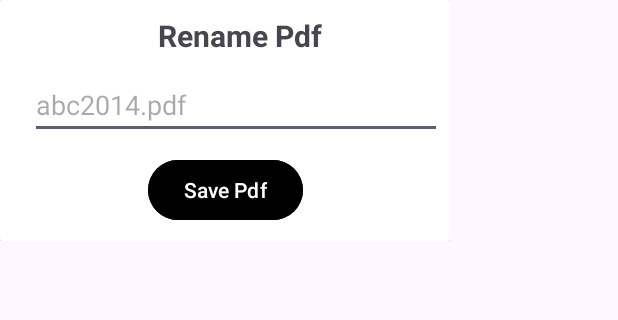
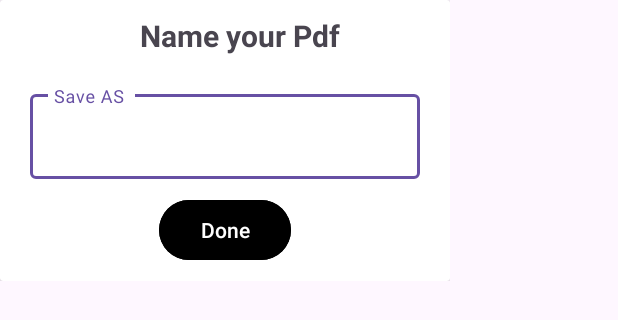
Before and after one commit to Rahulbitcot/Learning_App, an Android app: the layout custom_pdf_name.xml on its own in the app's theme, with its tools: preview values and no code run, on a phone screen of 412 x 824 dp. Shown: the top 320 px of the screen. Run offline under Robolectric (Android 15) with nearby library versions, the phone set to English and light mode, and no system bars.

```diff
--- a/app/src/main/res/layout/activity_a.xml
+++ b/app/src/main/res/layout/activity_a.xml
@@ -20,7 +20,7 @@
         app:layout_constraintEnd_toEndOf="parent"/>
     <com.google.android.material.button.MaterialButton
         android:id="@+id/btBack"
-        android:layout_width="match_parent"
+        android:layout_width="300dp"
         android:layout_height="50dp"
         android:text="@string/back_button"
         android:backgroundTint="@color/black"
--- a/app/src/main/res/layout/activity_b.xml
+++ b/app/src/main/res/layout/activity_b.xml
@@ -20,7 +20,7 @@
 
     <com.google.android.material.button.MaterialButton
         android:id="@+id/btBack"
-        android:layout_width="match_parent"
+        android:layout_width="300dp"
         android:layout_height="50dp"
         android:text="@string/back_button"
         android:backgroundTint="@color/black"
--- a/app/src/main/res/layout/custom_pdf_name.xml
+++ b/app/src/main/res/layout/custom_pdf_name.xml
@@ -22,7 +22,7 @@
         android:id="@+id/txtView_RenamePdf"
         android:layout_width="wrap_content"
         android:layout_height="wrap_content"
-        android:text="Rename Pdf"
+        android:text="Name your Pdf"
         android:textStyle="bold"
         android:textSize="20sp"
         app:layout_constraintEnd_toEndOf="parent"
@@ -31,29 +31,36 @@
         app:layout_constraintStart_toStartOf="parent"
         app:layout_constraintTop_toTopOf="parent" />
 
-           <EditText
-               android:id="@+id/txt_pdfName"
+           <com.google.android.material.textfield.TextInputLayout
+               android:id="@+id/txtInputLayout"
                android:layout_width="match_parent"
                android:layout_height="wrap_content"
-               android:maxLength="15"
+               android:layout_marginEnd="20dp"
+               android:layout_marginTop="20dp"
+               android:layout_marginStart="20dp"
                app:layout_constraintEnd_toEndOf="parent"
-               android:layout_marginEnd="5dp"
-               android:hint="abc2014.pdf"
-               android:layout_marginTop="10dp"
-               app:layout_constraintTop_toBottomOf="@+id/txtView_RenamePdf"
-               android:layout_marginStart="20sp"
-               app:layout_constraintStart_toStartOf="parent"/>
+               app:layout_constraintStart_toStartOf="parent"
+               android:hint="Save AS "
+               app:layout_constraintTop_toBottomOf="@+id/txtView_RenamePdf">
+
+               <com.google.android.material.textfield.TextInputEditText
+                   android:id="@+id/txt_pdfName"
+                   android:layout_width="match_parent"
+                   android:layout_height="wrap_content"
+                   android:maxLength="15" />
+           </com.google.android.material.textfield.TextInputLayout>
+
 
            <Button
                android:id="@+id/btnSavePdf"
                android:layout_width="wrap_content"
                android:layout_height="wrap_content"
-               android:text="Save Pdf"
+               android:text="Done"
                android:layout_marginBottom="10dp"
                android:backgroundTint="@color/black"
                android:textColor="@color/white"
                app:layout_constraintBottom_toBottomOf="parent"
-               app:layout_constraintTop_toBottomOf="@+id/txt_pdfName"
+               app:layout_constraintTop_toBottomOf="@+id/txtInputLayout"
                app:layout_constraintStart_toStartOf="parent"
                app:layout_constraintEnd_toEndOf="parent"
                android:layout_marginTop="10dp"/>
--- a/app/src/main/res/layout/pdf_item_view.xml
+++ b/app/src/main/res/layout/pdf_item_view.xml
@@ -9,7 +9,7 @@
         android:layout_width="match_parent"
         android:layout_height="match_parent"
         android:maxHeight="700dp"
-        android:minHeight="600dp"
+        android:minHeight="500dp"
         android:scaleType="fitXY"
         app:layout_constraintStart_toStartOf="parent"
         app:layout_constraintEnd_toEndOf="parent"
```
